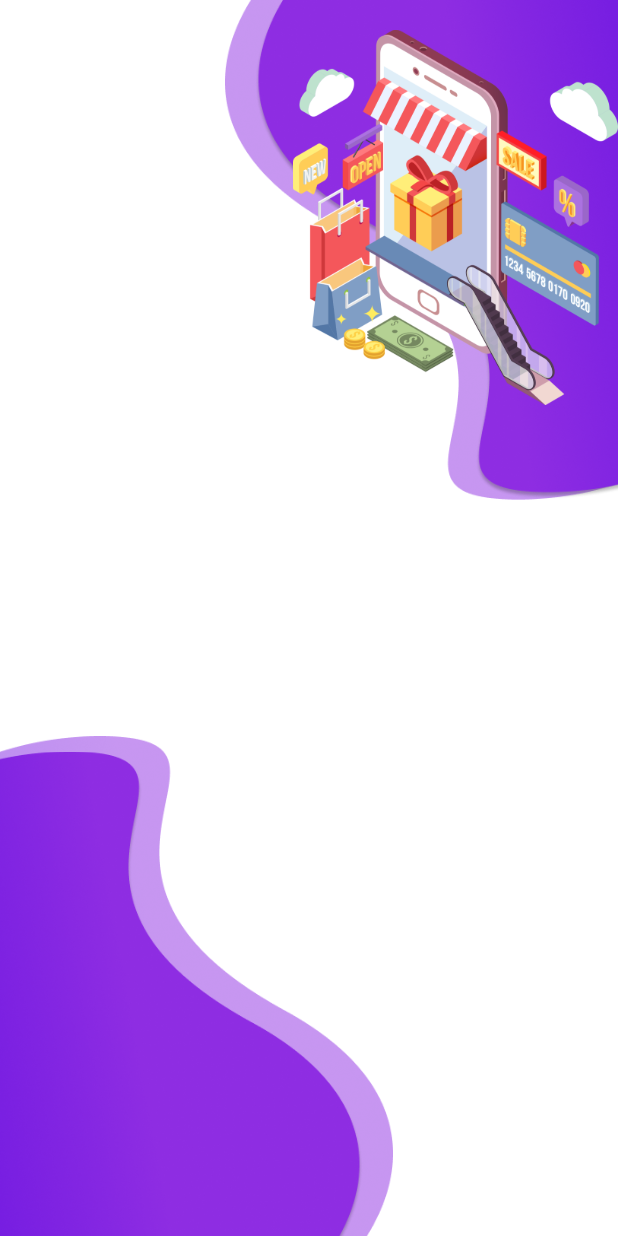
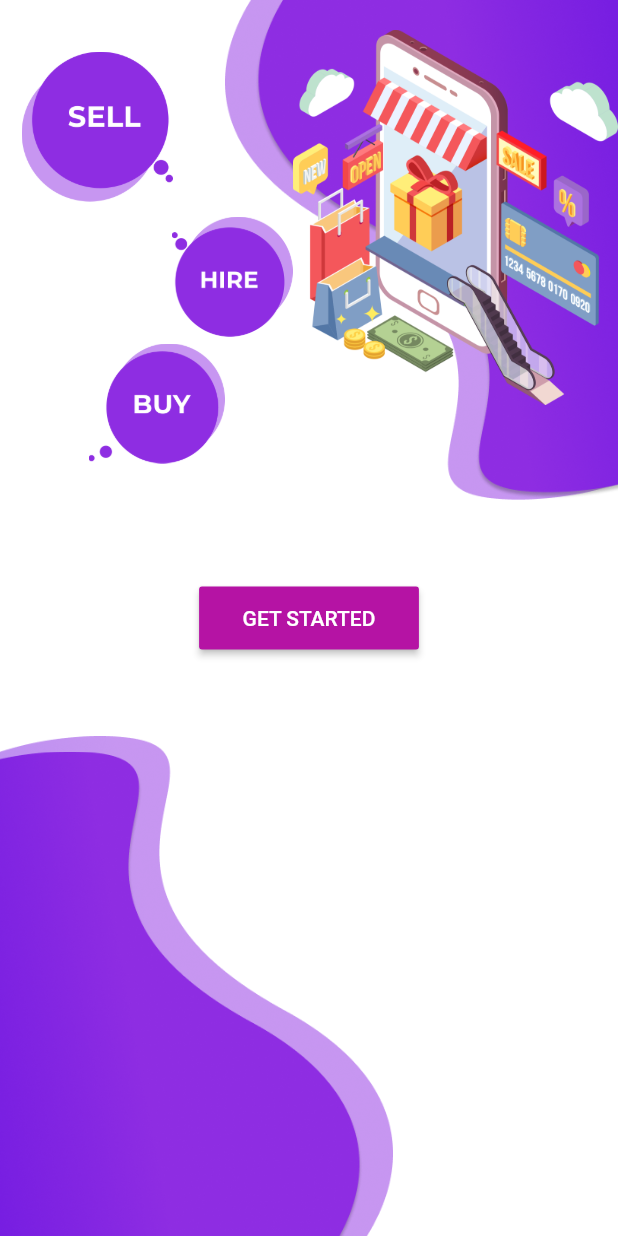
Before and after one commit to Ahd-3hd/purpleapp, a Flutter app: the screen it shows after launch, on a phone screen of 412 x 824 dp. Run offline on Flutter 3.47's test engine with Material 2 defaults, Android fonts, the phone set to English and light mode, and no system bars.

Commit message:
add images and animate them, add get started button

```diff
--- a/lib/screens/welcome.dart
+++ b/lib/screens/welcome.dart
@@ -1,12 +1,36 @@
 import 'package:flutter/material.dart';
-import 'package:flutter_svg/flutter_svg.dart';
+import 'package:flutter/services.dart';
 
 class Welcome extends StatefulWidget {
   @override
   _WelcomeState createState() => _WelcomeState();
 }
 
-class _WelcomeState extends State<Welcome> {
+class _WelcomeState extends State<Welcome> with SingleTickerProviderStateMixin {
+  AnimationController _controller;
+  @override
+  void initState() {
+    SystemChrome.setEnabledSystemUIOverlays([SystemUiOverlay.bottom]);
+    _controller = AnimationController(
+      vsync: this,
+      duration: Duration(seconds: 5),
+    )..addStatusListener((status) {
+        if (status == AnimationStatus.completed) {
+          _controller.reverse();
+        } else if (status == AnimationStatus.dismissed) {
+          _controller.forward();
+        }
+      });
+    _controller.forward();
+    super.initState();
+  }
+
+  @override
+  void dispose() {
+    _controller.dispose();
+    super.dispose();
+  }
+
   @override
   Widget build(BuildContext context) {
     return Container(
@@ -52,6 +76,90 @@ class _WelcomeState extends State<Welcome> {
               child: Image.asset('assets/Ellipse7.png'),
             ),
           ),
+          Align(
+            alignment: Alignment.topLeft,
+            child: AnimatedBuilder(
+              animation: _controller.view,
+              builder: (context, child) {
+                return Transform.translate(
+                  offset:
+                      Offset(_controller.value * 10, _controller.value * 10),
+                  child: child,
+                );
+              },
+              child: Transform.translate(
+                offset: Offset(10.0, 30.0),
+                child: Image.asset(
+                  'assets/sell.png',
+                  fit: BoxFit.fitHeight,
+                  height: 100,
+                ),
+              ),
+            ),
+          ),
+          Align(
+            alignment: Alignment.topLeft,
+            child: AnimatedBuilder(
+              animation: _controller.view,
+              builder: (context, child) {
+                return Transform.translate(
+                  offset:
+                      Offset(_controller.value * 10, _controller.value * 10),
+                  child: child,
+                );
+              },
+              child: Transform.translate(
+                offset: Offset(
+                    _controller.value * 5 + 110, _controller.value * 15 + 140),
+                child: Image.asset(
+                  'assets/hire.png',
+                  fit: BoxFit.fitHeight,
+                  height: 80,
+                ),
+              ),
+            ),
+          ),
+          Align(
+            alignment: Alignment.topLeft,
+            child: AnimatedBuilder(
+              animation: _controller.view,
+              builder: (context, child) {
+                return Transform.translate(
+                  offset:
+                      Offset(_controller.value * 20, _controller.value * 20),
+                  child: child,
+                );
+              },
+              child: Transform.translate(
+                offset: Offset(50.0, 220.0),
+                child: Image.asset(
+                  'assets/buy.png',
+                  fit: BoxFit.fitHeight,
+                  height: 80,
+                ),
+              ),
+            ),
+          ),
+          Align(
+            alignment: Alignment.center,
+            child: Center(
+              child: RaisedButton(
+                color: const Color(0xffB513A4),
+                onPressed: () {
+                  print('hh');
+                },
+                child: Padding(
+                  padding: const EdgeInsets.all(13.0),
+                  child: Text(
+                    'GET STARTED',
+                    style: TextStyle(
+                      color: Colors.white,
+                    ),
+                  ),
+                ),
+              ),
+            ),
+          )
         ],
       ),
     );
--- a/pubspec.yaml
+++ b/pubspec.yaml
@@ -23,7 +23,6 @@ environment:
 dependencies:
   flutter:
     sdk: flutter
-  flutter_svg: ^0.17.4
 
   # The following adds the Cupertino Icons font to your application.
   # Use with the CupertinoIcons class for iOS style icons.
```
Also changed, not shown: assets/buy.png (added), assets/hire.png (added), assets/sell.png (added), pubspec.lock, 2 other files.
